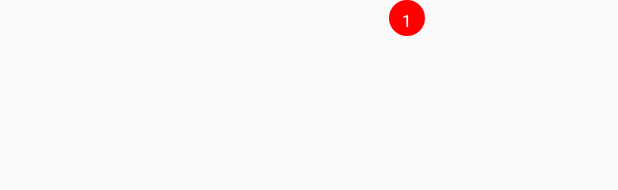
After one commit to mikachen/WeShare, an Android app: the layout badge_chatrooms_unread.xml on its own in the app's theme, with its tools: preview values and no code run, on a phone screen of 412 x 824 dp. The commit adds this screen. Shown: the top 190 px of the screen. Run offline under Robolectric (Android 15) with nearby library versions, the phone set to English and light mode, and no system bars.

Commit message:
adding unread room badge count

```diff
--- /dev/null
+++ b/app/src/main/res/drawable/shape_unread_badge.xml
@@ -0,0 +1,12 @@
+<?xml version="1.0" encoding="utf-8"?>
+<shape xmlns:android="http://schemas.android.com/apk/res/android"
+    android:shape="oval">
+    <corners android:radius="2dp" />
+    <solid android:color="@color/gift_abandoned_red" />
+    <padding
+        android:bottom="6dp"
+        android:left="6dp"
+        android:right="6dp"
+        android:top="6dp" />
+
+</shape>
--- a/app/src/main/res/layout/activity_main.xml
+++ b/app/src/main/res/layout/activity_main.xml
@@ -177,14 +177,15 @@
     <com.google.android.material.bottomappbar.BottomAppBar
         android:id="@+id/bottomAppBar"
         android:layout_width="match_parent"
-        android:layout_height="@dimen/height_toolbar"
+        android:layout_height="@dimen/height_bottom_app_bar"
         android:layout_gravity="bottom"
         android:backgroundTint="@color/background_material_light">
 
         <com.google.android.material.bottomnavigation.BottomNavigationView
             android:id="@+id/bottom_nav_view"
             android:layout_width="wrap_content"
-            android:layout_height="wrap_content"
+            android:layout_height="match_parent"
+            android:paddingTop="2dp"
             android:background="@drawable/transparent_background"
             app:itemIconSize="@dimen/size_bottom_nav_icon"
             app:itemIconTint="@color/bottom_nav_icon"
--- /dev/null
+++ b/app/src/main/res/layout/badge_chatrooms_unread.xml
@@ -0,0 +1,23 @@
+<?xml version="1.0" encoding="utf-8"?>
+<androidx.constraintlayout.widget.ConstraintLayout
+    xmlns:android="http://schemas.android.com/apk/res/android"
+    android:layout_width="match_parent"
+    android:layout_height="match_parent"
+    xmlns:tools="http://schemas.android.com/tools"
+    xmlns:app="http://schemas.android.com/apk/res-auto">
+
+    <TextView
+        android:id="@+id/badge_inCart_text"
+        android:layout_width="24dp"
+        android:layout_height="24dp"
+        android:layout_marginStart="130dp"
+        android:background="@drawable/shape_unread_badge"
+        android:gravity="top|center_horizontal"
+        android:textColor="@color/white"
+        android:textSize="11sp"
+        tools:text="1"
+        app:layout_constraintEnd_toEndOf="parent"
+        app:layout_constraintStart_toStartOf="parent"
+        app:layout_constraintTop_toTopOf="parent" />
+
+</androidx.constraintlayout.widget.ConstraintLayout>
```
Also changed, not shown: app/src/main/java/com/zoe/weshare/MainActivity.kt (+35 -9 lines), app/src/main/java/com/zoe/weshare/MainViewModel.kt (+14 -7 lines).
